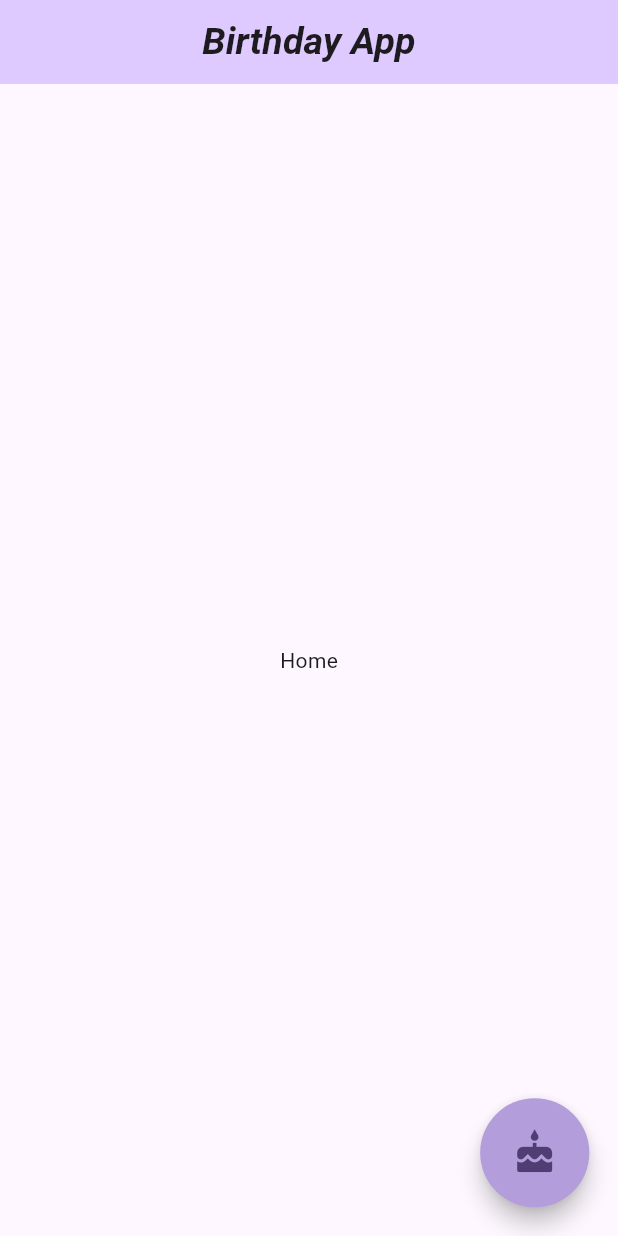
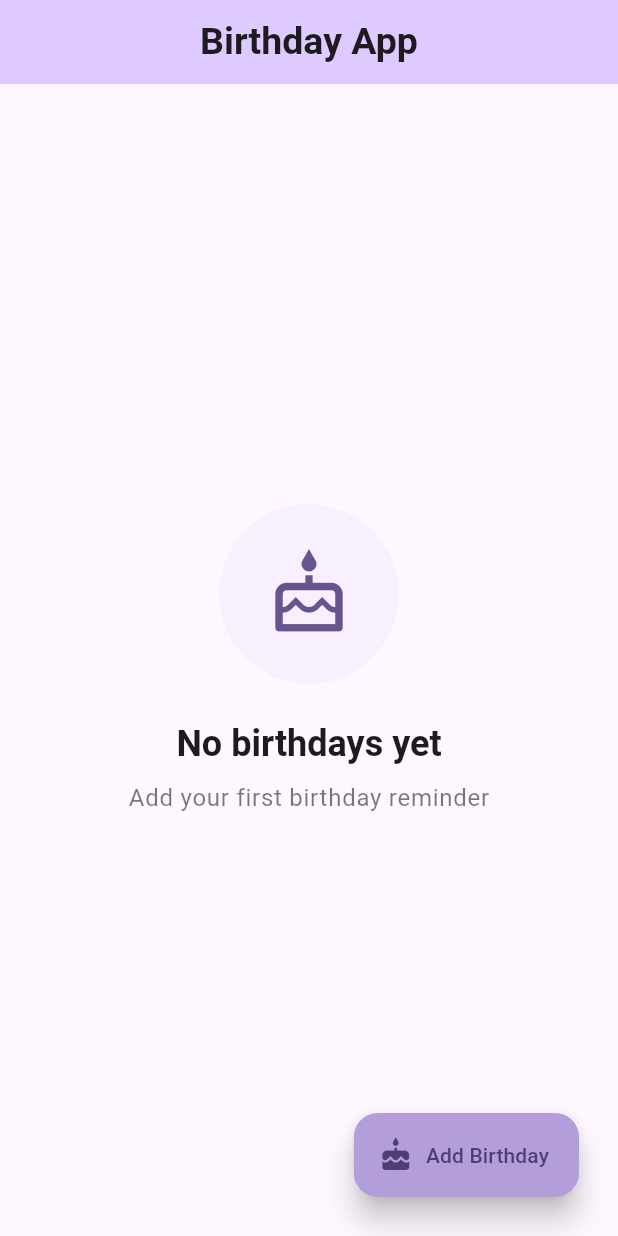
Before and after one commit to Confusedaff/Birday, a Flutter app: the screen it shows after launch, on a phone screen of 412 x 824 dp. Run offline on Flutter 3.47's test engine with Material 3 defaults, Android fonts, the phone set to English and light mode, and no system bars; Roboto replaces fonts that are missing (SF Pro Display).

Commit message:
updated ui

```diff
--- a/lib/main.dart
+++ b/lib/main.dart
@@ -11,8 +11,22 @@ class MyApp extends StatelessWidget {
   Widget build(BuildContext context) {
     return MaterialApp(
       title: 'Flutter Demo',
-      theme: ThemeData(
-        colorScheme: ColorScheme.fromSeed(seedColor: Colors.deepPurple),
+      theme:ThemeData(
+        primarySwatch: Colors.purple,
+        useMaterial3: true,
+        colorScheme: ColorScheme.fromSeed(
+          seedColor: Colors.deepPurple,
+          brightness: Brightness.light,
+        ),
+        fontFamily: 'SF Pro Display',
+      ),
+      darkTheme: ThemeData(
+        useMaterial3: true,
+        colorScheme: ColorScheme.fromSeed(
+          seedColor: Colors.deepPurple,
+          brightness: Brightness.dark,
+        ),
+        fontFamily: 'SF Pro Display',
       ),
       debugShowCheckedModeBanner: false,
       home: const HomePage(),
--- a/lib/pages/home.dart
+++ b/lib/pages/home.dart
@@ -1,4 +1,5 @@
 import 'package:bday/widgets/appbar.dart';
+import 'package:bday/widgets/empty.dart';
 import 'package:bday/widgets/floatingButton.dart';
 import 'package:flutter/material.dart';
 
@@ -9,7 +10,7 @@ class HomePage extends StatelessWidget {
   Widget build(BuildContext context) {
     return Scaffold(
       appBar: Appbar(),
-      body: const Center(child: Text("Home")),
+      body: Empty(),
       floatingActionButton: Floatingbutton()
     );
   }
--- a/lib/widgets/appbar.dart
+++ b/lib/widgets/appbar.dart
@@ -11,7 +11,7 @@ class Appbar extends StatelessWidget implements PreferredSizeWidget{
       title: Center(child:
         Text("Birthday App",
           style: TextStyle(
-            fontStyle: FontStyle.italic,
+            fontFamily: 'SF Pro Display',
             fontSize: 25,
             fontWeight: FontWeight.bold
           ),
--- /dev/null
+++ b/lib/widgets/empty.dart
@@ -0,0 +1,45 @@
+import 'package:flutter/material.dart';
+
+class Empty extends StatelessWidget {
+  const Empty({super.key});
+
+  @override
+  Widget build(BuildContext context) {
+    final theme = Theme.of(context);
+    return Center(
+      child: Column(
+        mainAxisAlignment: MainAxisAlignment.center,
+        children: [
+          Container(
+            width: 120,
+            height: 120,
+            decoration: BoxDecoration(
+              color: theme.colorScheme.primaryContainer.withOpacity(0.3),
+              shape: BoxShape.circle,
+            ),
+            child: Icon(
+              Icons.cake_outlined,
+              size: 60,
+              color: theme.colorScheme.primary,
+            ),
+          ),
+          SizedBox(height: 24),
+          Text(
+            'No birthdays yet',
+            style: theme.textTheme.headlineSmall?.copyWith(
+              fontWeight: FontWeight.w600,
+              color: theme.colorScheme.onSurface,
+            ),
+          ),
+          SizedBox(height: 8),
+          Text(
+            'Add your first birthday reminder',
+            style: theme.textTheme.bodyLarge?.copyWith(
+              color: theme.colorScheme.onSurface.withOpacity(0.6),
+            ),
+          ),
+        ],
+      ),
+    );
+  }
+}
--- a/lib/widgets/floatingbutton.dart
+++ b/lib/widgets/floatingbutton.dart
@@ -12,19 +12,21 @@ class _FloatingbuttonState extends State<Floatingbutton> {
   @override
   Widget build(BuildContext context) {
     return Transform.scale(
-      scale: 1.3,
+      scale: 1,
       child: Padding(
         padding:  const EdgeInsets.only(right: 10,bottom: 10),
-        child: FloatingActionButton(
+        child: FloatingActionButton.extended(
           backgroundColor: Colors.deepPurple[200],
-          shape: const CircleBorder(),
+          //shape: const CircleBorder(),
+          icon: Icon(Icons.cake_rounded),
+          label: Text('Add Birthday'),
+          elevation: 8,
           onPressed: () {
             showModalBottomSheet(
               context: context,
               builder: (context) => const Addbottomwidget(),
             );
           },
-           child: const Icon(Icons.cake),
         ),
       ),
     );
```
Also changed, not shown: lib/widgets/addbottomwidget.dart (+34 -11 lines), lib/widgets/selection.dart (+85 -5 lines).
